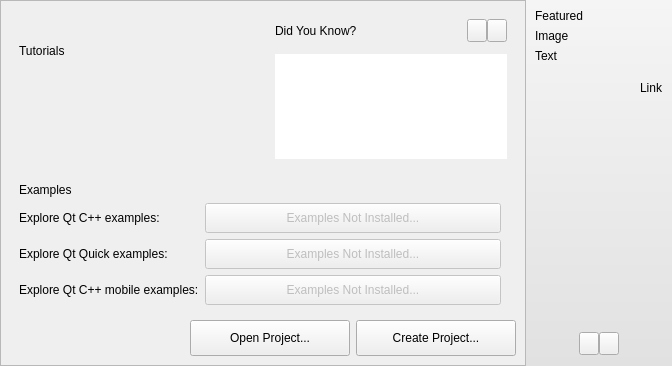
Above: src/plugins/qt4projectmanager/gettingstartedwelcomepagewidget.ui from qt-creator/qt-creator before the change. Below: the same form after it.
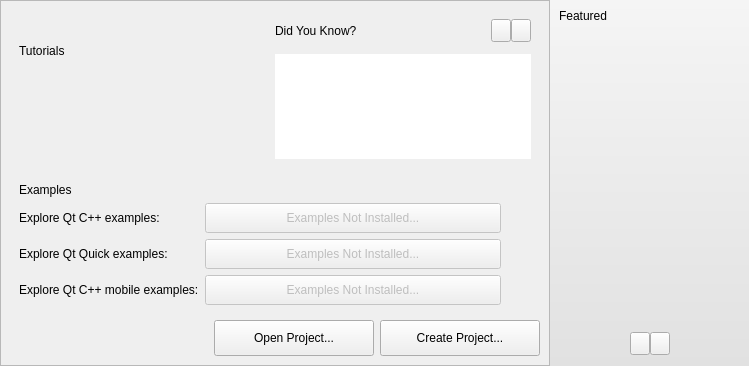
That is the form after the change. Icons and pictures are not drawn. Custom widgets are drawn as their Qt base class.

The edit to the form file:
```diff
--- a/src/plugins/qt4projectmanager/gettingstartedwelcomepagewidget.ui
+++ b/src/plugins/qt4projectmanager/gettingstartedwelcomepagewidget.ui
@@ -6,7 +6,7 @@
    <rect>
     <x>0</x>
     <y>0</y>
-    <width>672</width>
+    <width>749</width>
     <height>366</height>
    </rect>
   </property>
@@ -415,7 +415,7 @@
     <widget class="QFrame" name="featureFrame">
      <property name="maximumSize">
       <size>
-       <width>150</width>
+       <width>200</width>
        <height>16777215</height>
       </size>
      </property>
@@ -457,14 +457,14 @@
          </size>
         </property>
         <property name="text">
-         <string notr="true">Image</string>
+         <string notr="true"/>
         </property>
        </widget>
       </item>
       <item>
        <widget class="QLabel" name="featuredTextLabel">
         <property name="text">
-         <string notr="true">Text</string>
+         <string notr="true"/>
         </property>
         <property name="wordWrap">
          <bool>true</bool>
@@ -489,7 +489,7 @@
         <item>
          <widget class="QLabel" name="detailsLabel">
           <property name="text">
-           <string notr="true">Link</string>
+           <string notr="true"/>
           </property>
          </widget>
         </item>
```
